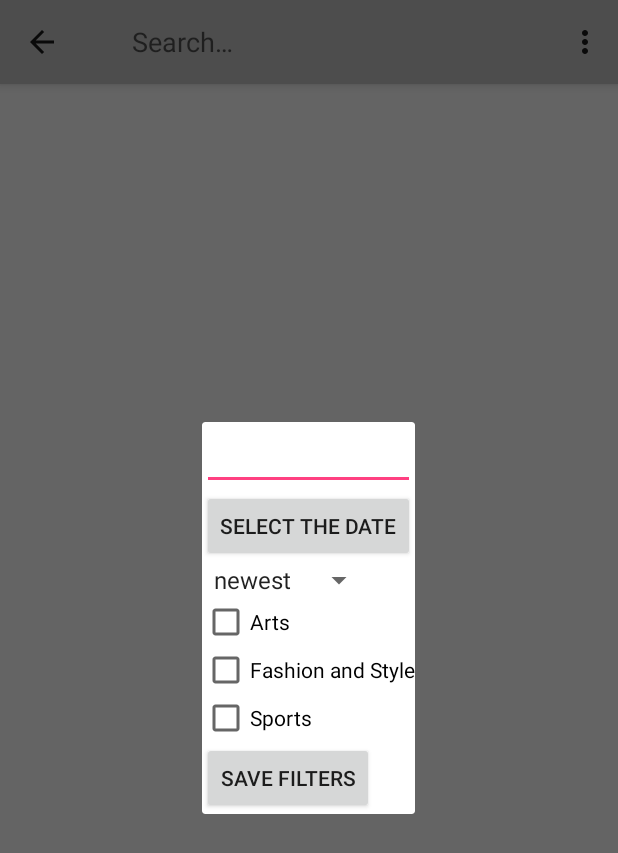
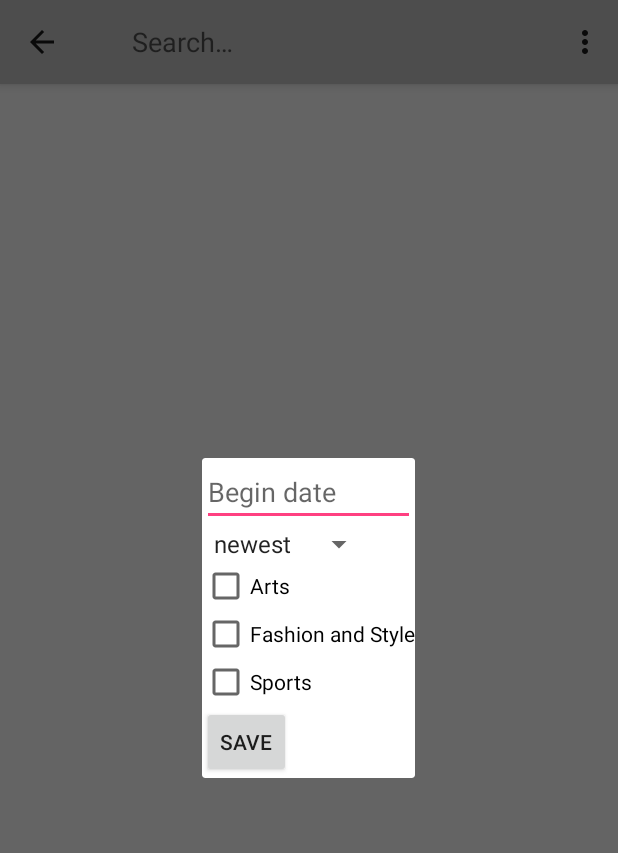
Before and after one commit to Marusya82/Articlist, an Android app: the fragment SettingsDialogFragment placed in its activity, on a phone screen of 412 x 824 dp. Shown: the top 853 px of the screen. Run offline under Robolectric (Android 15) with nearby library versions, the phone set to English and light mode, and no system bars; our stand-ins replace Picasso; libraries missing offline, so code that uses them is left out: com.loopj.android, cz.msebera.android; pictures from the network do not load; 1 statement that could not run was skipped.

Commit message:
Data selected click changed

```diff
--- a/app/src/main/java/com/mtanasyuk/nytimessearch/models/SettingsDialogFragment.java
+++ b/app/src/main/java/com/mtanasyuk/nytimessearch/models/SettingsDialogFragment.java
@@ -22,8 +22,7 @@ import java.util.Calendar;
 
 public class SettingsDialogFragment extends DialogFragment implements DatePickerDialog.OnDateSetListener {
 
-    EditText mEditText;
-    Button btnDatePicker;
+    EditText etSetDate;
     Button btnSaveFilters;
     Spinner spinner;
     CheckBox checkArts;
@@ -59,17 +58,17 @@ public class SettingsDialogFragment extends DialogFragment implements DatePicker
     public void onViewCreated(View view, @Nullable Bundle savedInstanceState) {
         super.onViewCreated(view, savedInstanceState);
         // Get field from view
-        mEditText = (EditText) view.findViewById(R.id.txt_your_name);
+        etSetDate = (EditText) view.findViewById(R.id.pick_date);
         // Fetch arguments from bundle and set title
         String title = getArguments().getString("title", "Enter Name");
         getDialog().setTitle(title);
-        mEditText.requestFocus();
+        etSetDate.requestFocus();
         // Show soft keyboard automatically and request focus to field
         getDialog().getWindow().setSoftInputMode(
                 WindowManager.LayoutParams.SOFT_INPUT_STATE_VISIBLE);
 
-        btnDatePicker = (Button) view.findViewById(R.id.btnDatePicker);
-        btnDatePicker.setOnClickListener(new View.OnClickListener() {
+//        btnDatePicker = (Button) view.findViewById(R.id.btnDatePicker);
+        etSetDate.setOnClickListener(new View.OnClickListener() {
             @Override
             public void onClick(View v) {
                 showDatePicker();
@@ -84,7 +83,7 @@ public class SettingsDialogFragment extends DialogFragment implements DatePicker
         btnSaveFilters.setOnClickListener(new View.OnClickListener() {
             @Override
             public void onClick(View v) {
-                String date = mEditText.getText().toString();
+                String date = etSetDate.getText().toString();
                 String value = spinner.getSelectedItem().toString();
                 boolean isArts = checkArts.isChecked();
                 boolean isFashion = checkFashion.isChecked();
@@ -116,6 +115,6 @@ public class SettingsDialogFragment extends DialogFragment implements DatePicker
         c.set(Calendar.DAY_OF_MONTH, dayOfMonth);
         SimpleDateFormat format = new SimpleDateFormat("yyyyMMdd");
         String formatted = format.format(c.getTime());
-        mEditText.setText(formatted);
+        etSetDate.setText(formatted);
     }
 }
--- a/app/src/main/res/layout/content_search.xml
+++ b/app/src/main/res/layout/content_search.xml
@@ -8,6 +8,11 @@
     tools:context=".activities.SearchActivity"
     tools:showIn="@layout/activity_search">
 
+    <android.support.v7.widget.RecyclerView
+        android:id="@+id/rvArticles"
+        android:layout_width="match_parent"
+        android:layout_height="match_parent" />
+
     <GridView
         android:layout_width="wrap_content"
         android:layout_height="wrap_content"
--- a/app/src/main/res/layout/fragment_settings.xml
+++ b/app/src/main/res/layout/fragment_settings.xml
@@ -7,18 +7,12 @@
     android:orientation="vertical" >
 
     <EditText
-        android:id="@+id/txt_your_name"
+        android:id="@+id/pick_date"
         android:layout_width="match_parent"
         android:layout_height="wrap_content"
+        android:hint="@string/pick_date"
         android:inputType="text"
         android:imeOptions="actionDone" />
-
-    <Button
-        style="?android:attr/buttonStyleSmall"
-        android:layout_width="wrap_content"
-        android:layout_height="wrap_content"
-        android:text="@string/pick_date"
-        android:id="@+id/btnDatePicker" />
 
     <Spinner
         android:id="@+id/mySpinner"
@@ -27,17 +21,20 @@
         android:prompt="@string/sort"
         android:layout_height="wrap_content" />
 
-    <CheckBox android:id="@+id/checkbox_arts"
+    <CheckBox
+        android:id="@+id/checkbox_arts"
         android:layout_width="wrap_content"
         android:layout_height="wrap_content"
         android:text="@string/arts" />
 
-    <CheckBox android:id="@+id/checkbox_fashion"
+    <CheckBox
+        android:id="@+id/checkbox_fashion"
         android:layout_width="wrap_content"
         android:layout_height="wrap_content"
         android:text="@string/fashion_style" />
 
-    <CheckBox android:id="@+id/checkbox_sports"
+    <CheckBox
+        android:id="@+id/checkbox_sports"
         android:layout_width="wrap_content"
         android:layout_height="wrap_content"
         android:text="@string/sports" />
--- a/app/src/main/res/menu/menu_search.xml
+++ b/app/src/main/res/menu/menu_search.xml
@@ -6,7 +6,7 @@
     <item
         android:id="@+id/action_search"
         android:orderInCategory="5"
-        android:title="@string/action_search"
+        android:title="@string/search"
         android:icon="@android:drawable/ic_menu_search"
         app:showAsAction="ifRoom|collapseActionView"
         app:actionViewClass="android.support.v7.widget.SearchView" />
--- a/app/src/main/res/values/strings.xml
+++ b/app/src/main/res/values/strings.xml
@@ -1,13 +1,14 @@
 <resources>
     <string name="app_name">Articlist</string>
-    <string name="action_settings">Settings</string>
-    <string name="hint">Enter search query</string>
+    <string name="action_settings">Set filters</string>
     <string name="search">Search</string>
-    <string name="action_search">Search an article</string>
     <string name="sort">Sort</string>
     <string name="arts">Arts</string>
     <string name="fashion_style">Fashion and Style</string>
     <string name="sports">Sports</string>
-    <string name="save">Save filters</string>
-    <string name="pick_date">Select the date</string>
+    <string name="save">Save</string>
+    <string name="pick_date">Begin date</string>
 </resources>
+
+<!--<string name="hint">Enter search query</string>-->
+<!--<string name="action_search">Search an article</string>-->
```
